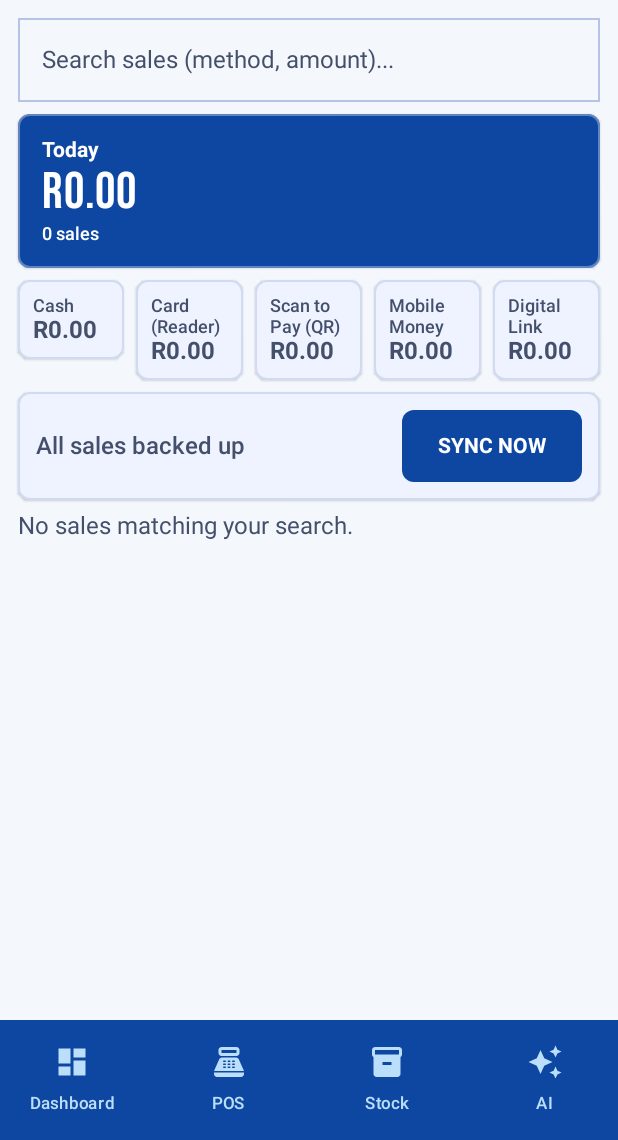
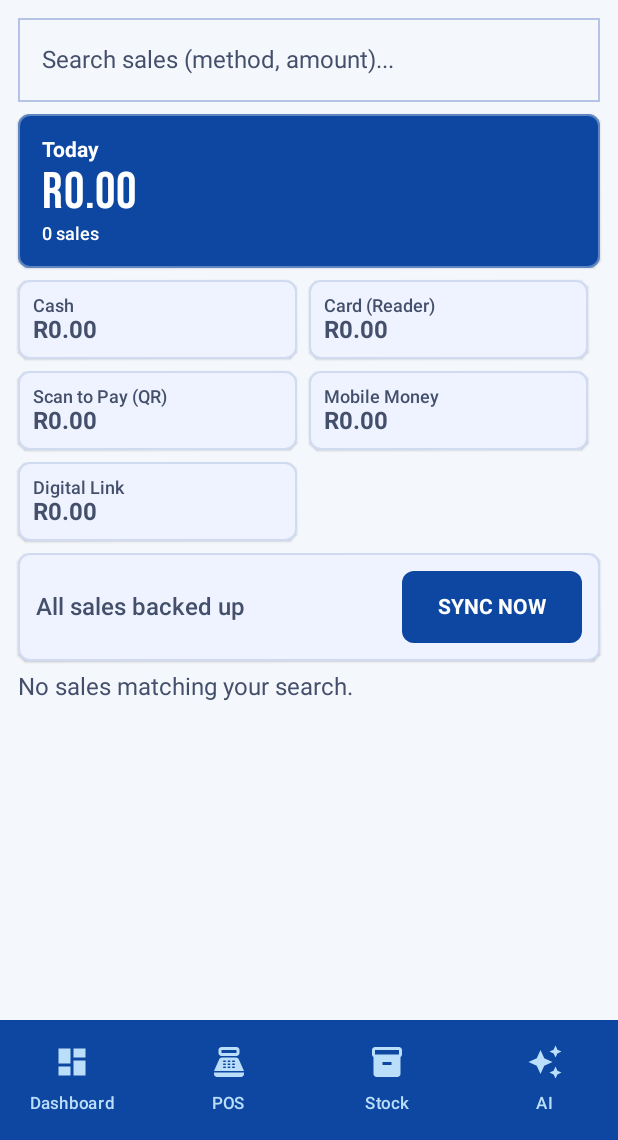
Before and after one commit to Khetha22/IsibaloExpressMerchant, an Android app built with Jetpack Compose: the SalesScreen screen opened through its navigation route, on a phone screen of 412 x 824 dp, the part 96-1236 px from its top. Run offline under Robolectric (Android 15) with nearby library versions, the phone set to English and light mode, and no system bars; our stand-ins replace Room's generated code.

Commit message:
Update Sales Analytics screen payment breakdown cards to use responsive FlowRow wrapping layout

```diff
--- a/app/src/main/java/za/co/hbtechinc/isibalo/ui/sales/SalesScreen.kt
+++ b/app/src/main/java/za/co/hbtechinc/isibalo/ui/sales/SalesScreen.kt
@@ -5,6 +5,8 @@ import android.net.Uri
 import androidx.compose.foundation.layout.Arrangement
 import androidx.compose.foundation.layout.Box
 import androidx.compose.foundation.layout.Column
+import androidx.compose.foundation.layout.ExperimentalLayoutApi
+import androidx.compose.foundation.layout.FlowRow
 import androidx.compose.foundation.layout.PaddingValues
 import androidx.compose.foundation.layout.Row
 import androidx.compose.foundation.layout.fillMaxSize
@@ -38,6 +40,7 @@ import java.text.SimpleDateFormat
 import java.util.Date
 import java.util.Locale
 
+@OptIn(ExperimentalLayoutApi::class)
 @Composable
 fun SalesScreen(vm: SalesViewModel = viewModel(factory = AppViewModelProvider.Factory)) {
     val sales by vm.sales.collectAsStateWithLifecycle()
@@ -80,13 +83,19 @@ fun SalesScreen(vm: SalesViewModel = viewModel(factory = AppViewModelProvider.Fa
                 }
             }
             item {
-                Row(horizontalArrangement = Arrangement.spacedBy(8.dp)) {
+                FlowRow(
+                    modifier = Modifier.fillMaxWidth(),
+                    horizontalArrangement = Arrangement.spacedBy(8.dp),
+                    verticalArrangement = Arrangement.spacedBy(8.dp)
+                ) {
                     PaymentMethod.entries.forEach { m ->
-                        SquareCard(Modifier.weight(1f)) {
-                            Column(Modifier.padding(10.dp)) {
-                                Text(m.label, style = MaterialTheme.typography.labelSmall)
-                                Text((totals.firstOrNull { it.method == m }?.total ?: 0L).rands(),
-                                    fontWeight = FontWeight.Bold)
+                        Box(Modifier.fillMaxWidth(0.48f)) {
+                            SquareCard(Modifier.fillMaxWidth()) {
+                                Column(Modifier.padding(10.dp)) {
+                                    Text(m.label, style = MaterialTheme.typography.labelSmall)
+                                    Text((totals.firstOrNull { it.method == m }?.total ?: 0L).rands(),
+                                        fontWeight = FontWeight.Bold)
+                                }
                             }
                         }
                     }
```
Also changed, not shown: app/src/main/java/za/co/hbtechinc/isibalo/ui/unified/IsibaloExpressApp.kt (+5 -4 lines).
